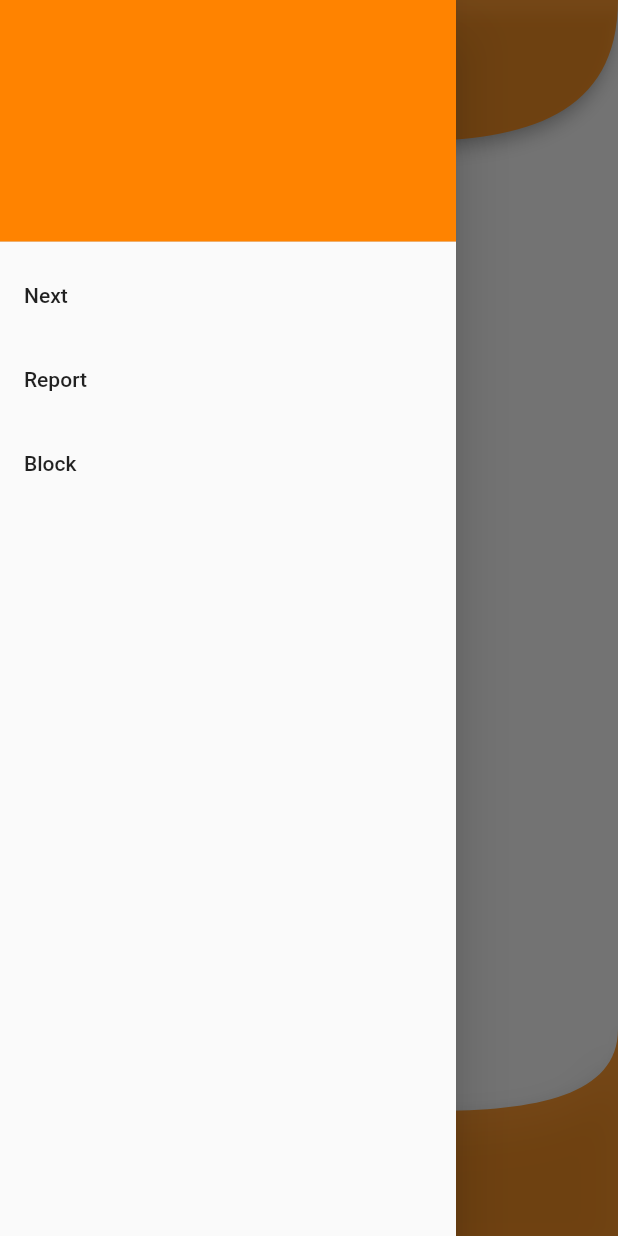
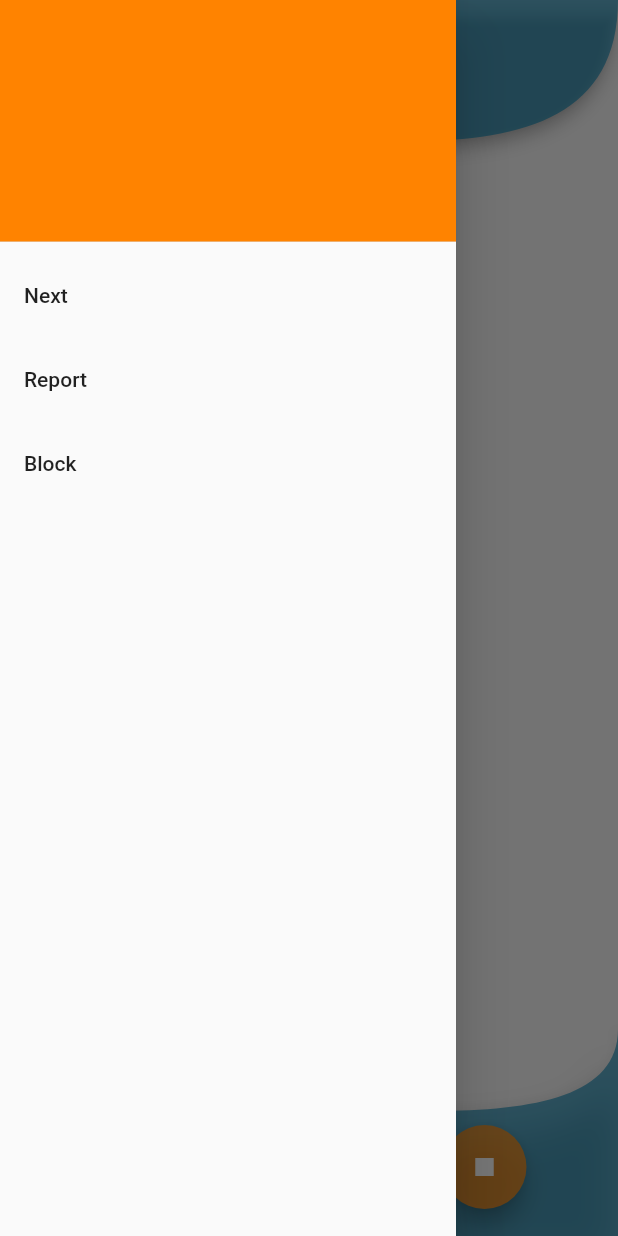
Before and after one commit to jdarangop/franle_app, a Flutter app: the screen it shows after launch, with the side drawer open, on a phone screen of 412 x 824 dp. Run offline on Flutter 3.47's test engine with Material 2 defaults, Android fonts, the phone set to English and light mode, and no system bars; our stand-ins replace flutter_tts, google_fonts; missing offline and left inert: speech_recognition; network calls fail; Roboto replaces fonts that are missing (Norican).

Commit message:
Add styles to chat screen

```diff
--- a/lib/chat/bubble.dart
+++ b/lib/chat/bubble.dart
@@ -28,7 +28,7 @@ class Bubble extends StatelessWidget {
       children: <Widget>[
         Container(
           margin: const EdgeInsets.all(7.0),
-          padding: const EdgeInsets.all(10.0),
+          padding: const EdgeInsets.all(7.0),
           decoration: BoxDecoration(
             boxShadow: [
               BoxShadow(
@@ -43,6 +43,7 @@ class Bubble extends StatelessWidget {
             Stack(
             children: <Widget>[
               Padding(
+                //padding: EdgeInsets.only(right: MediaQuery.of(context).size.width * 0.50),
                 padding: EdgeInsets.only(right: 220.0),
                 child: Text2Speech(text: message),
               ),
--- a/lib/chat/chatfranle.dart
+++ b/lib/chat/chatfranle.dart
@@ -1,12 +1,9 @@
 import 'package:flutter/material.dart';
 import 'package:google_fonts/google_fonts.dart';
-//import 'package:franle_app/voice/speech2Text.dart';
 import 'package:speech_recognition/speech_recognition.dart';
 import 'package:web_socket_channel/io.dart';
-//import 'package:franle_app/web_socket/websocket.dart';
 import 'package:web_socket_channel/web_socket_channel.dart';
 import './bubble.dart';
-//import 'package:google_fonts/google_fonts.dart';
 
 class ChatFran extends StatefulWidget {
   final WebSocketChannel channel =
@@ -72,8 +69,11 @@ class _ChatFranState extends State<ChatFran> {
         PreferredSize(
         preferredSize: Size.fromHeight(110),
         child: AppBar(
-          backgroundColor: Color.fromRGBO(255, 131, 0, 0.8),
-          title: Center(child: Text("Franle", style: GoogleFonts.lobster(fontSize: 50),)),
+          bottomOpacity: 1,
+          centerTitle: true,
+          backgroundColor: Color.fromRGBO(0, 131, 179, 0.6),
+          //backgroundColor: Color.fromRGBO(255, 131, 0, 0.8),
+          title: Text("Franle", style: GoogleFonts.norican(fontSize: 50),),
           shape: CubicBezierShapeBorder(),
         ),
       ),
@@ -123,11 +123,12 @@ class _ChatFranState extends State<ChatFran> {
       bottomNavigationBar: PreferredSize(
         preferredSize: Size.fromHeight(100),
         child: BottomAppBar(
-          color: Color.fromRGBO(255, 131, 0, 0.8),
+          color: Color.fromRGBO(0, 131, 179, 0.6),
+          //color: Color.fromRGBO(255, 131, 0, 0.8),
           child: Padding(
             padding: const EdgeInsets.all(23.0),
           ),
-          shape: AutomaticNotchedShape(CubicBezierShapeBorderBottom(), CircleBorder(),),
+          shape: AutomaticNotchedShape(CubicBezierShapeBorderBottom(),), // CircleBorder(),),
         ),
       ),
       floatingActionButtonLocation: FloatingActionButtonLocation.centerDocked,
@@ -135,19 +136,19 @@ class _ChatFranState extends State<ChatFran> {
           Container(
       child:
             Row(
-              mainAxisAlignment: MainAxisAlignment.center,
+              mainAxisAlignment: MainAxisAlignment.spaceEvenly,
               children: <Widget>[
                 FloatingActionButton(
                   child: Icon(Icons.cancel),
-                  backgroundColor: Colors.blue,
+                  backgroundColor: Color.fromRGBO(255, 144, 25, 0.8),
                   onPressed: () {
                     if (_isListening)
                       _speechRecognition.cancel().then(
                           (result) => setState(() {
                               _isListening = result;
                               resultText = "";
-                          }),
-                      );
+                      }),
+                    );
                   },
                 ),
                 FloatingActionButton(
@@ -174,11 +175,11 @@ class _ChatFranState extends State<ChatFran> {
                       });*/
                     //}
                   },
-                  backgroundColor: Colors.blue,
+                  backgroundColor: Color.fromRGBO(255, 144, 25, 0.8),
                 ),
                 FloatingActionButton(
                   child: Icon(Icons.stop),
-                  backgroundColor: Colors.blue,
+                  backgroundColor: Color.fromRGBO(255, 144, 25, 0.8),
                   onPressed: () {
                     if (_isListening)
                       _speechRecognition.stop().then(
```
Also changed, not shown: lib/voice/text2Speech.dart (+5 -4 lines).
